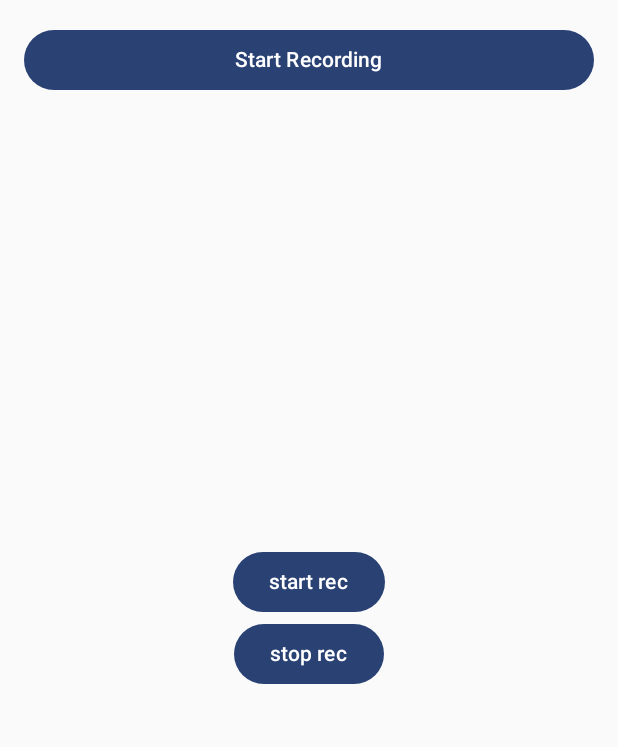
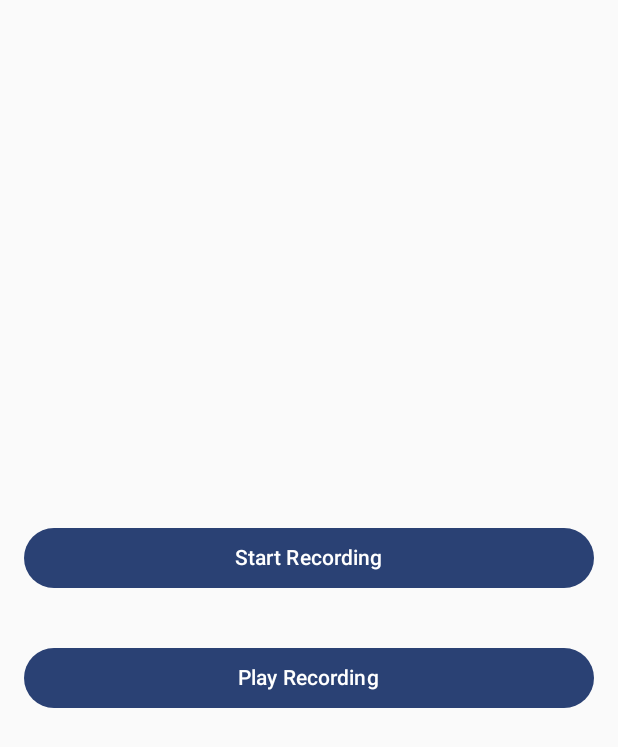
Before and after one commit to hfoley03/PhoneSampler, an Android app built with Jetpack Compose: the screen it shows after launch (MainActivity), on a phone screen of 412 x 824 dp. Shown: the top 747 px of the screen. Run offline under Robolectric (Android 15) with nearby library versions, the phone set to English and light mode, and no system bars.

Commit message:
preview composable and dummy play button

```diff
--- a/app/src/main/java/com/example/harryerayaudiorecorder/MainActivity.kt
+++ b/app/src/main/java/com/example/harryerayaudiorecorder/MainActivity.kt
@@ -23,6 +23,7 @@ import androidx.compose.foundation.layout.Arrangement
 import androidx.compose.foundation.layout.Column
 import androidx.compose.foundation.layout.fillMaxSize
 import androidx.compose.ui.Alignment
+import androidx.compose.ui.tooling.preview.Preview
 
 
 class MainActivity : ComponentActivity() {
@@ -39,18 +40,8 @@ class MainActivity : ComponentActivity() {
 
         setContent {
             HarryErayAudioRecorderTheme {
-                RecordSwitchButton(applicationContext)
-                Column (modifier = Modifier.fillMaxSize(),
-                    verticalArrangement =  Arrangement.Center,
-                    horizontalAlignment = Alignment.CenterHorizontally
-                ) {
-                    Button(onClick = { /*TODO*/ }) {
-                        Text(text = "start rec")
-                    }
-                    Button(onClick = { /*TODO*/ }) {
-                        Text(text = "stop rec")
-                    }
-                }
+//                RecordSwitchButton(applicationContext)
+                SimpleFrontPage(applicationContext)
             }
         }
 
@@ -59,7 +50,6 @@ class MainActivity : ComponentActivity() {
     @Composable
     fun RecordSwitchButton(context: Context) {
         val mycontext = context
-
         Button(
             onClick = {
                 if (recorderRunning) stopRecorder() else startRecorder()
@@ -72,12 +62,30 @@ class MainActivity : ComponentActivity() {
         }
     }
 
-//    private fun startRecorder(context: android.content.Context){
-//        Log.d(TAG, "startRecorder")
-//        val mediaProjectionManager =
-//            context.getSystemService(android.content.Context.MEDIA_PROJECTION_SERVICE) as MediaProjectionManager
-//        resultLauncher.launch(mediaProjectionManager.createScreenCaptureIntent())
-//    }
+    @Preview
+    @Composable
+    private fun SimpleFrontPagePreview(){
+        SimpleFrontPage(context = this)
+    }
+
+    @Composable
+    fun SimpleFrontPage(context: Context){
+        Column (modifier = Modifier.fillMaxSize(),
+            verticalArrangement =  Arrangement.Center,
+            horizontalAlignment = Alignment.CenterHorizontally
+        ) {
+            RecordSwitchButton(context)
+
+            Button(
+                onClick = { /*TODO*/ },
+                modifier = Modifier
+                    .fillMaxWidth()
+                    .padding(16.dp)
+            ) {
+                Text(text = "Play Recording")
+            }
+        }
+    }
 
     private fun startRecorder(){
         Log.d(TAG, "startRecorder")
@@ -100,13 +108,6 @@ class MainActivity : ComponentActivity() {
         recorderRunning = boolean
     }
 
-//    private val resultLauncher = registerForActivityResult(ActivityResultContracts.StartActivityForResult()) {
-//        Log.d(TAG, "Media projection permission granted")
-//        switchButtonStyle(true)
-//        val context = LocalContext.current
-//        AudioRecordService.start(context.applicationContext, it)
-//    }
-
     private val resultLauncher =
         registerForActivityResult(ActivityResultContracts.StartActivityForResult()) {
             Log.d(TAG, "Media projection permission granted")
```
